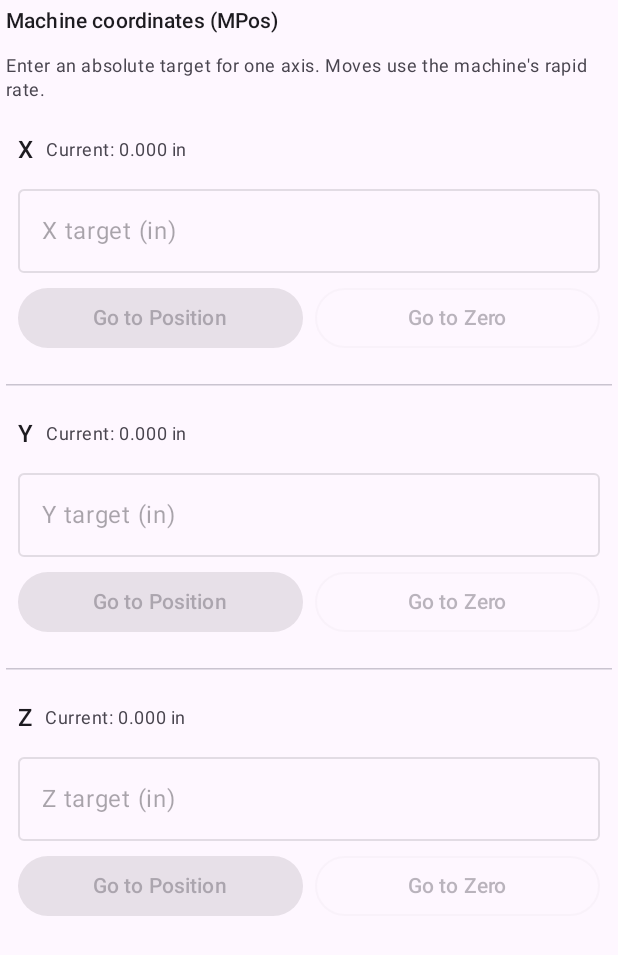
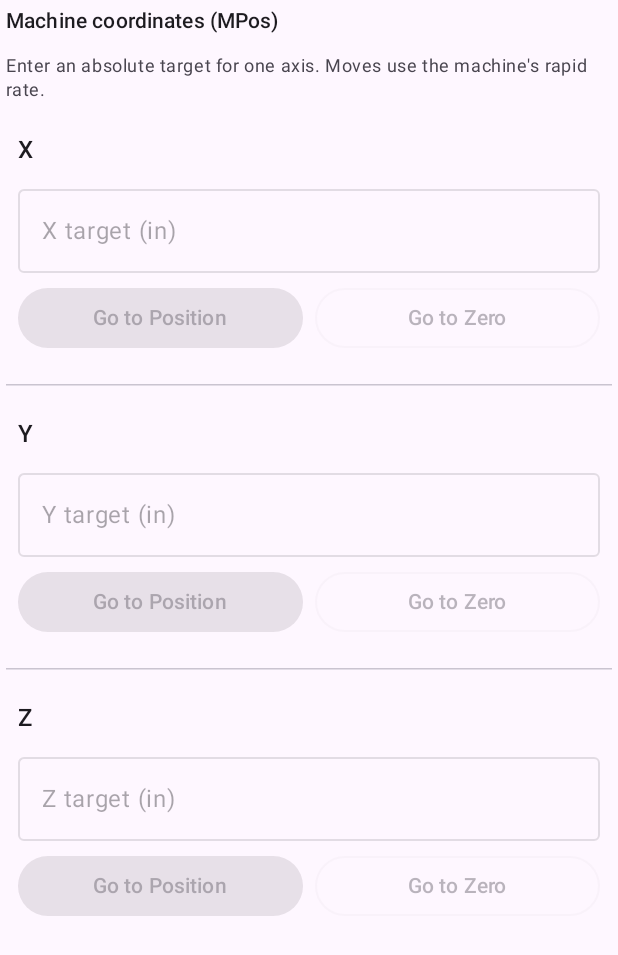
Before and after one commit to krecki/HapticInt, an Android app built with Jetpack Compose: the composable MoveToPositionScreen shown on its own in the app's theme, on a phone screen of 412 x 824 dp. Shown: the top 955 px of the screen. Run offline under Robolectric (Android 15) with nearby library versions, the phone set to English and light mode, and no system bars.

Commit message:
Remove redundant current coordinates from Position screen

```diff
--- a/app/src/main/java/com/kreckapps/hapticinterface/ui/MoveToPositionScreen.kt
+++ b/app/src/main/java/com/kreckapps/hapticinterface/ui/MoveToPositionScreen.kt
@@ -12,7 +12,6 @@ import androidx.compose.ui.unit.dp
 import com.kreckapps.hapticinterface.model.CoordinateDisplayMode
 import com.kreckapps.hapticinterface.model.MachineStatus
 import com.kreckapps.hapticinterface.model.MachineUnits
-import java.util.Locale
 
 @Composable
 fun MoveToPositionScreen(
@@ -29,12 +28,6 @@ fun MoveToPositionScreen(
     } else {
         "Work coordinates (WPos · ${status.position.activeWcs})"
     }
-    val current = if (coordinateMode == CoordinateDisplayMode.MACHINE) {
-        listOf(status.position.machineX, status.position.machineY, status.position.machineZ)
-    } else {
-        listOf(status.position.workX, status.position.workY, status.position.workZ)
-    }
-
     val targets = remember { mutableStateMapOf('X' to "", 'Y' to "", 'Z' to "") }
 
     Column(
@@ -57,22 +50,7 @@ fun MoveToPositionScreen(
                     .padding(8.dp),
                 verticalArrangement = Arrangement.spacedBy(6.dp)
             ) {
-                Row(
-                    verticalAlignment = Alignment.CenterVertically,
-                    horizontalArrangement = Arrangement.spacedBy(8.dp)
-                ) {
-                    Text(axis.toString(), style = MaterialTheme.typography.titleMedium)
-                    Text(
-                        "Current: " + String.format(
-                            Locale.US,
-                            "%.3f %s",
-                            if (displayUnits == MachineUnits.INCHES) current[index] / 25.4 else current[index],
-                            unitLabel
-                        ),
-                        style = MaterialTheme.typography.bodySmall,
-                        color = MaterialTheme.colorScheme.onSurfaceVariant
-                    )
-                }
+                Text(axis.toString(), style = MaterialTheme.typography.titleMedium)
                 OutlinedTextField(
                     value = targets[axis] ?: "",
                     onValueChange = { targets[axis] = it },
```
